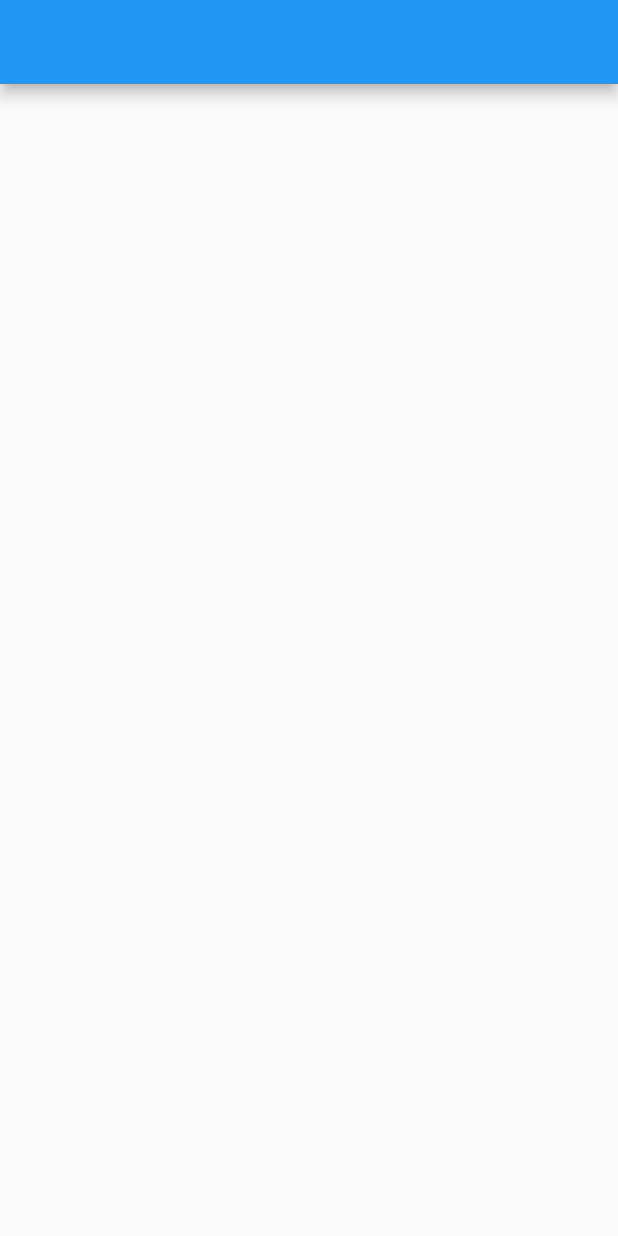
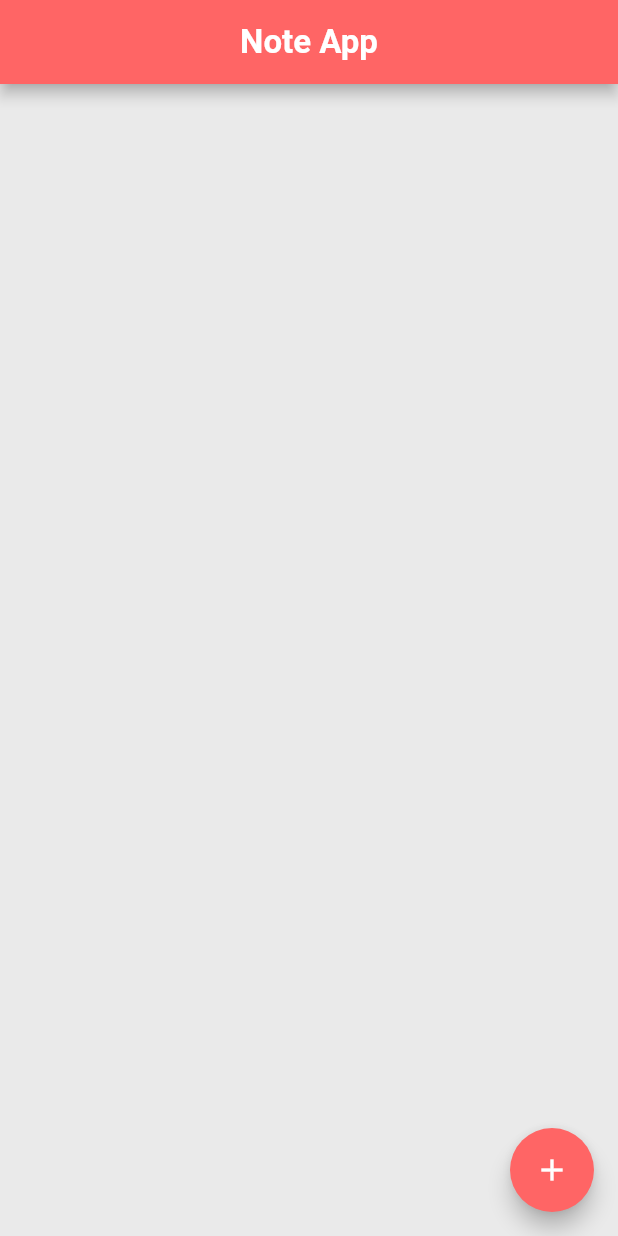
Before and after one commit to shibilstark/NoteApp, a Flutter app: the screen it shows after launch, on a phone screen of 412 x 824 dp. Run offline on Flutter 3.47's test engine with Material 2 defaults, Android fonts, the phone set to English and light mode, and no system bars; our stand-ins replace bloc, equatable, flutter_bloc, fluttertoast; missing offline and left inert: dart:ffi.

Commit message:
completed functionality

```diff
--- a/note_app/lib/application/note/note_cubit.dart
+++ b/note_app/lib/application/note/note_cubit.dart
@@ -1,8 +1,24 @@
+import 'dart:developer';
+
 import 'package:bloc/bloc.dart';
-import 'package:meta/meta.dart';
+import 'package:equatable/equatable.dart';
+
+import 'package:note_app/domain/models/note.dart';
 
 part 'note_state.dart';
 
+List<Note> allNotes = [];
+
 class NoteCubit extends Cubit<NoteState> {
-  NoteCubit() : super(NoteInitial());
+  NoteCubit() : super(NoteState([]));
+
+  void getAllNotes() {
+    emit(NoteState(state.notes));
+  }
+
+  void addNewNote({required String title, required String discription}) {
+    final note = Note(discription: discription, title: title);
+
+    emit(NoteState(List.from(state.notes)..add(note)));
+  }
 }
--- a/note_app/lib/application/note/note_state.dart
+++ b/note_app/lib/application/note/note_state.dart
@@ -1,6 +1,21 @@
 part of 'note_cubit.dart';
 
-@immutable
-abstract class NoteState {}
+class NoteState extends Equatable {
+  final List<Note> notes;
+  const NoteState(this.notes);
 
-class NoteInitial extends NoteState {}
+  @override
+  List<Object> get props => [notes];
+}
+
+// class NoteInitial extends NoteState {}
+
+// class NoteLoading extends NoteState {}
+
+// class NoteLoaded extends NoteState {
+//   final List<Note> notes;
+
+//   const NoteLoaded({required this.notes});
+//   @override
+//   List<Note> get props => notes;
+// }
--- /dev/null
+++ b/note_app/lib/domain/models/note.dart
@@ -0,0 +1,10 @@
+import 'package:equatable/equatable.dart';
+
+class Note extends Equatable {
+  final String title;
+  final String discription;
+  const Note({required this.discription, required this.title});
+
+  @override
+  List<Object?> get props => [title, discription];
+}
--- a/note_app/lib/main.dart
+++ b/note_app/lib/main.dart
@@ -1,21 +1,29 @@
 import 'package:flutter/material.dart';
 import 'package:flutter_bloc/flutter_bloc.dart';
+import 'package:note_app/application/note/note_cubit.dart';
+import 'package:note_app/core/themes.dart';
 import 'package:note_app/presentation/screens/home.dart';
-import 'package:bloc/bloc.dart';
 
-void main() {
-  runApp(const MyApp());
+void main() async {
+  WidgetsFlutterBinding.ensureInitialized();
+  // await configureInjection();
+
+  runApp(MyApp());
 }
 
 class MyApp extends StatelessWidget {
-  const MyApp({super.key});
+  MyApp({super.key}) {}
 
   // This widget is the root of your application.
   @override
   Widget build(BuildContext context) {
-    return MaterialApp(
-      debugShowCheckedModeBanner: false,
-      home: HomeScreen(),
+    return BlocProvider(
+      create: (context) => NoteCubit(),
+      child: MaterialApp(
+        debugShowCheckedModeBanner: false,
+        theme: MyAppThemes.lightTheme,
+        home: HomeScreen(),
+      ),
     );
   }
 }
--- a/note_app/lib/presentation/screens/home.dart
+++ b/note_app/lib/presentation/screens/home.dart
@@ -1,14 +1,65 @@
 import 'package:flutter/material.dart';
 import 'package:flutter/src/widgets/container.dart';
 import 'package:flutter/src/widgets/framework.dart';
+import 'package:flutter_bloc/flutter_bloc.dart';
+import 'package:note_app/application/note/note_cubit.dart';
+import 'package:note_app/core/colors.dart';
+import 'package:note_app/presentation/widgets/bottom_sheet.dart';
 
 class HomeScreen extends StatelessWidget {
   const HomeScreen({super.key});
 
   @override
   Widget build(BuildContext context) {
+    WidgetsBinding.instance.addPostFrameCallback((timeStamp) {
+      context.read<NoteCubit>().getAllNotes();
+    });
     return Scaffold(
-      appBar: AppBar(),
+        appBar: AppBar(
+          title: Text(
+            "Note App",
+            style: TextStyle(fontSize: 22, fontWeight: FontWeight.w600),
+          ),
+          centerTitle: true,
+        ),
+        body: HomeScreenBody(),
+        floatingActionButton: FloatingActionButton(
+          foregroundColor: pureWhite,
+          backgroundColor: primaryColor,
+          onPressed: () {
+            showModalBottomSheet(
+                isScrollControlled: true,
+                context: context,
+                builder: (context) => NoteBottomSheet());
+          },
+          child: Icon(
+            Icons.add,
+          ),
+        ));
+  }
+}
+
+class HomeScreenBody extends StatelessWidget {
+  const HomeScreenBody({
+    Key? key,
+  }) : super(key: key);
+
+  @override
+  Widget build(BuildContext context) {
+    return Container(
+      child: BlocBuilder<NoteCubit, NoteState>(
+        builder: (context, state) {
+          return ListView.separated(
+              itemBuilder: (context, index) {
+                return ListTile(
+                  title: Text(state.notes[index].title),
+                  subtitle: Text(state.notes[index].discription),
+                );
+              },
+              separatorBuilder: (context, index) => SizedBox(height: 10),
+              itemCount: state.notes.length);
+        },
+      ),
     );
   }
 }
--- a/note_app/pubspec.yaml
+++ b/note_app/pubspec.yaml
@@ -29,6 +29,8 @@ environment:
 dependencies:
   equatable: ^2.0.5
   flutter_bloc: ^8.1.1
+  fluttertoast: ^8.0.9
+
   flutter_staggered_grid_view: ^0.6.2
   flutter:
     sdk: flutter
@@ -38,6 +40,7 @@ dependencies:
   cupertino_icons: ^1.0.2
 
 dev_dependencies:
+  build_runner: ^2.1.10
   flutter_test:
     sdk: flutter
 
```
Also changed, not shown: note_app/lib/dummy.dart (added, +23 -0 lines), note_app/lib/presentation/widgets/bottom_sheet.dart (added, +130 -0 lines), 1 other file.
